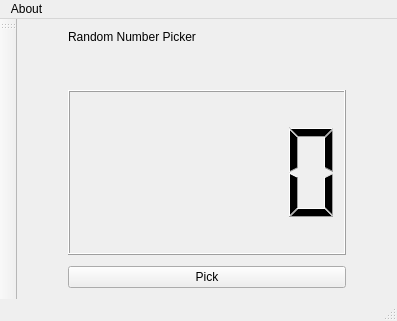
Above: Random_picker.ui from matthew1115/Rand-num-picker before the change. Below: the same form after it.
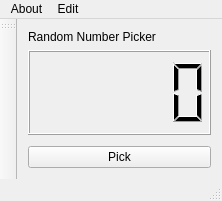
That is the form after the change.

What changed in the file:
```diff
--- a/Random_picker.ui
+++ b/Random_picker.ui
@@ -6,8 +6,8 @@
    <rect>
     <x>0</x>
     <y>0</y>
-    <width>397</width>
-    <height>321</height>
+    <width>222</width>
+    <height>201</height>
    </rect>
   </property>
   <property name="windowTitle">
@@ -17,7 +17,37 @@
    <layout class="QGridLayout" name="gridLayout_3">
     <item row="0" column="0">
      <layout class="QGridLayout" name="gridLayout_2">
-      <item row="2" column="1">
+      <item row="3" column="0">
+       <widget class="QPushButton" name="pushButton">
+        <property name="text">
+         <string>Pick</string>
+        </property>
+       </widget>
+      </item>
+      <item row="2" column="0">
+       <spacer name="verticalSpacer">
+        <property name="orientation">
+         <enum>Qt::Orientation::Vertical</enum>
+        </property>
+        <property name="sizeType">
+         <enum>QSizePolicy::Policy::Expanding</enum>
+        </property>
+        <property name="sizeHint" stdset="0">
+         <size>
+          <width>20</width>
+          <height>5</height>
+         </size>
+        </property>
+       </spacer>
+      </item>
+      <item row="0" column="0">
+       <widget class="QLabel" name="label">
+        <property name="text">
+         <string>Random Number Picker</string>
+        </property>
+       </widget>
+      </item>
+      <item row="1" column="0">
        <widget class="QLCDNumber" name="lcdNumber">
         <property name="sizePolicy">
          <sizepolicy hsizetype="Minimum" vsizetype="Minimum">
@@ -39,75 +69,6 @@
         </property>
        </widget>
       </item>
-      <item row="0" column="1">
-       <widget class="QLabel" name="label">
-        <property name="text">
-         <string>Random Number Picker</string>
-        </property>
-       </widget>
-      </item>
-      <item row="1" column="1">
-       <spacer name="verticalSpacer_2">
-        <property name="orientation">
-         <enum>Qt::Orientation::Vertical</enum>
-        </property>
-        <property name="sizeHint" stdset="0">
-         <size>
-          <width>20</width>
-          <height>40</height>
-         </size>
-        </property>
-       </spacer>
-      </item>
-      <item row="2" column="0">
-       <spacer name="horizontalSpacer">
-        <property name="orientation">
-         <enum>Qt::Orientation::Horizontal</enum>
-        </property>
-        <property name="sizeHint" stdset="0">
-         <size>
-          <width>40</width>
-          <height>20</height>
-         </size>
-        </property>
-       </spacer>
-      </item>
-      <item row="4" column="1">
-       <widget class="QPushButton" name="pushButton">
-        <property name="text">
-         <string>Pick</string>
-        </property>
-       </widget>
-      </item>
-      <item row="3" column="1">
-       <spacer name="verticalSpacer">
-        <property name="orientation">
-         <enum>Qt::Orientation::Vertical</enum>
-        </property>
-        <property name="sizeType">
-         <enum>QSizePolicy::Policy::Expanding</enum>
-        </property>
-        <property name="sizeHint" stdset="0">
-         <size>
-          <width>20</width>
-          <height>5</height>
-         </size>
-        </property>
-       </spacer>
-      </item>
-      <item row="2" column="2">
-       <spacer name="horizontalSpacer_2">
-        <property name="orientation">
-         <enum>Qt::Orientation::Horizontal</enum>
-        </property>
-        <property name="sizeHint" stdset="0">
-         <size>
-          <width>40</width>
-          <height>20</height>
-         </size>
-        </property>
-       </spacer>
-      </item>
      </layout>
     </item>
    </layout>
@@ -117,7 +78,7 @@
     <rect>
      <x>0</x>
      <y>0</y>
-     <width>397</width>
+     <width>222</width>
      <height>22</height>
     </rect>
    </property>
@@ -127,7 +88,14 @@
     </property>
     <addaction name="actionCredits"/>
    </widget>
+   <widget class="QMenu" name="menuEdit">
+    <property name="title">
+     <string>Edit</string>
+    </property>
+    <addaction name="actionSettings"/>
+   </widget>
    <addaction name="menuAbout"/>
+   <addaction name="menuEdit"/>
   </widget>
   <widget class="QToolBar" name="mainToolBar">
    <attribute name="toolBarArea">
```
Left out of the diff: 7 changed lines with no effect on the pictures.
